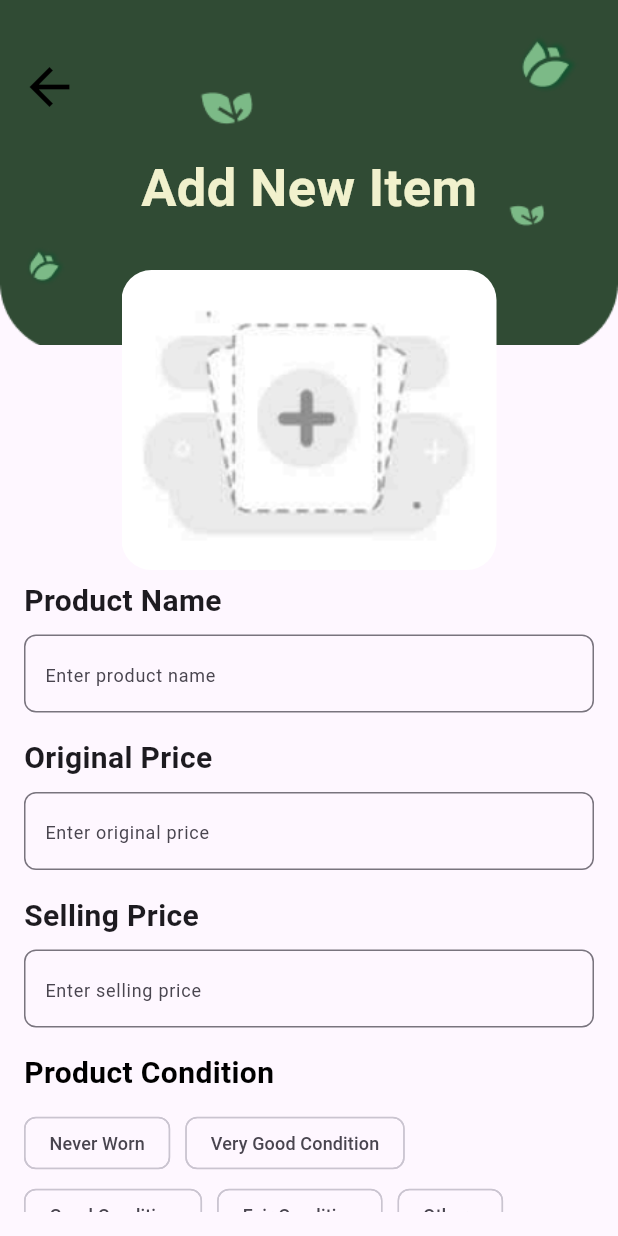
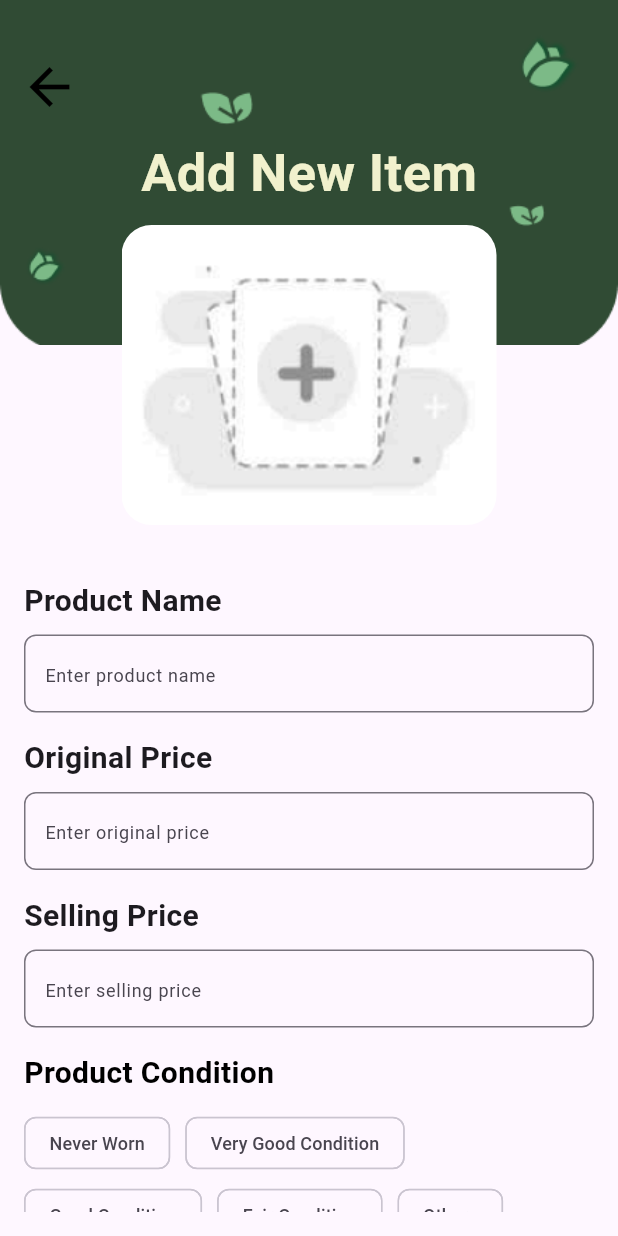
Before and after one commit to LJOEYING/hackathonx-Goat-, a Flutter app: the AddNewItemPage screen opened directly, on a phone screen of 412 x 824 dp. Run offline on Flutter 3.47's test engine with Material 3 defaults, Android fonts, the phone set to English and light mode, and no system bars; our stand-ins replace curved_navigation_bar, google_fonts, image_picker.

Commit message:
half done

```diff
--- a/lib/pages/newItem.dart
+++ b/lib/pages/newItem.dart
@@ -12,7 +12,7 @@ class _AddNewItemPageState extends State<AddNewItemPage> {
   bool _isNeverWornSelected = false; // For "Never Worn"
   File? _selectedImage; // Variable to hold the selected image
 
-  final ImagePicker _picker = ImagePicker(); // Image picker instance
+  final ImagePicker _picker = ImagePicker();
 
   // Method to pick an image from the gallery
   Future<void> _pickImage() async {
@@ -20,7 +20,7 @@ class _AddNewItemPageState extends State<AddNewItemPage> {
 
     if (image != null) {
       setState(() {
-        _selectedImage = File(image.path); // Save the selected image
+        _selectedImage = File(image.path);
       });
     }
   }
@@ -30,7 +30,6 @@ class _AddNewItemPageState extends State<AddNewItemPage> {
     return Scaffold(
       body: Stack(
         children: [
-          // First Picture: Background Image (background3.png)
           Positioned(
             top: 0,
             left: 0,
@@ -38,18 +37,16 @@ class _AddNewItemPageState extends State<AddNewItemPage> {
             child: Image.asset(
               'assets/background3.png',
               fit: BoxFit.cover,
-              height: 230, // Adjust this height as needed
+              height: 230,
               width: double.infinity,
             ),
           ),
-
-          // Back Button
           Positioned(
-            top: 30, // Adjust padding from top
-            left: 5, // Adjust padding from left
+            top: 30,
+            left: 5,
             child: GestureDetector(
               onTap: () {
-                Navigator.pop(context); // Handle back navigation
+                Navigator.pop(context);
               },
               child: Container(
                 padding: EdgeInsets.all(8),
@@ -57,10 +54,8 @@ class _AddNewItemPageState extends State<AddNewItemPage> {
               ),
             ),
           ),
-          // "Add New Item" Text (Center of First Picture)
           Positioned(
-            top:
-                100, // Adjust this to vertically center the text over the image
+            top: 90,
             left: 0,
             right: 0,
             child: Center(
@@ -74,16 +69,14 @@ class _AddNewItemPageState extends State<AddNewItemPage> {
               ),
             ),
           ),
-
-          // Second Picture (addPhoto.png) overlapping the bottom part of the first image
           Positioned(
             top:
-                180, // Adjust this to overlap the bottom part of background3.png
+                150, // Adjust this to overlap the bottom part of background3.png
             left: 0,
             right: 0,
             child: Center(
               child: GestureDetector(
-                onTap: _pickImage, // On tap, open gallery
+                onTap: _pickImage,
                 child: ClipRRect(
                   borderRadius: BorderRadius.circular(20),
                   child: _selectedImage != null
@@ -95,41 +88,32 @@ class _AddNewItemPageState extends State<AddNewItemPage> {
                         )
                       : Image.asset(
                           'assets/addPhoto.png',
-                          height: 200, // Adjust size as needed
-                          width: 250, // Adjust size as needed
+                          height: 200,
+                          width: 250,
                           fit: BoxFit.cover,
                         ),
                 ),
               ),
             ),
           ),
-
-          // Content Section (Product Name, Price, Description Button, etc.)
           Positioned.fill(
-            top: 370, // Adjust this to make space for the overlapping images
+            top: 370,
             child: Padding(
               padding: const EdgeInsets.all(16.0),
               child: SingleChildScrollView(
                 child: Column(
                   crossAxisAlignment: CrossAxisAlignment.start,
                   children: [
-                    // Product Name Field
                     _buildTextField('Product Name', 'Enter product name'),
                     SizedBox(height: 16),
-
-                    // Original Price Field
                     _buildTextField('Original Price', 'Enter original price'),
                     SizedBox(height: 16),
-
-                    // Selling Price Field
                     _buildTextField('Selling Price', 'Enter selling price'),
                     SizedBox(height: 16),
-
-                    // Product Condition Section
                     Text(
                       'Product Condition',
                       style: TextStyle(
-                        fontSize: 20, // Smaller font size
+                        fontSize: 20,
                         fontWeight: FontWeight.w600,
                         color: Colors.black,
                       ),
@@ -140,17 +124,15 @@ class _AddNewItemPageState extends State<AddNewItemPage> {
                       children: [
                         ChoiceChip(
                           label: Text('Never Worn',
-                              style:
-                                  TextStyle(fontSize: 12)), // Font size reduced
+                              style: TextStyle(fontSize: 12)),
                           selected: false,
                           onSelected: (bool selected) {
-                            _isNeverWornSelected = selected; //??
+                            // _isNeverWornSelected = selected; // Handle selection
                           },
                         ),
                         ChoiceChip(
                           label: Text('Very Good Condition',
-                              style:
-                                  TextStyle(fontSize: 12)), // Font size reduced
+                              style: TextStyle(fontSize: 12)),
                           selected: false,
                           onSelected: (bool selected) {
                             // Handle selection
@@ -158,8 +140,7 @@ class _AddNewItemPageState extends State<AddNewItemPage> {
                         ),
                         ChoiceChip(
                           label: Text('Good Condition',
-                              style:
-                                  TextStyle(fontSize: 12)), // Font size reduced
+                              style: TextStyle(fontSize: 12)),
                           selected: false,
                           onSelected: (bool selected) {
                             // Handle selection
@@ -167,17 +148,14 @@ class _AddNewItemPageState extends State<AddNewItemPage> {
                         ),
                         ChoiceChip(
                           label: Text('Fair Condition',
-                              style:
-                                  TextStyle(fontSize: 12)), // Font size reduced
+                              style: TextStyle(fontSize: 12)),
                           selected: false,
                           onSelected: (bool selected) {
                             // Handle selection
                           },
                         ),
                         ChoiceChip(
-                          label: Text('Others',
-                              style:
-                                  TextStyle(fontSize: 12)), // Font size reduced
+                          label: Text('Others', style: TextStyle(fontSize: 12)),
                           selected: false,
                           onSelected: (bool selected) {
                             // Handle selection
@@ -220,7 +198,6 @@ class _AddNewItemPageState extends State<AddNewItemPage> {
     );
   }
 
-  // Method to build TextFields with a uniform style
   Widget _buildTextField(String labelText, String hintText,
       {int maxLines = 1}) {
     return Column(
@@ -229,8 +206,8 @@ class _AddNewItemPageState extends State<AddNewItemPage> {
         Text(
           labelText,
           style: TextStyle(
-            fontSize: 20, // Set label text size to match your design
-            fontWeight: FontWeight.w600, // Bold font for the label
+            fontSize: 20,
+            fontWeight: FontWeight.w600,
           ),
         ),
         SizedBox(height: 8),
@@ -239,7 +216,7 @@ class _AddNewItemPageState extends State<AddNewItemPage> {
           decoration: InputDecoration(
             contentPadding: EdgeInsets.symmetric(vertical: 14, horizontal: 10),
             hintText: hintText,
-            hintStyle: TextStyle(fontSize: 12), // Smaller hint text size
+            hintStyle: TextStyle(fontSize: 12),
             border: OutlineInputBorder(
               borderRadius: BorderRadius.circular(8),
               borderSide: BorderSide(color: Colors.grey),
```
Also changed, not shown: lib/pages/Item_desc.dart (+51 -31 lines), lib/pages/remarket.dart (+35 -63 lines).
